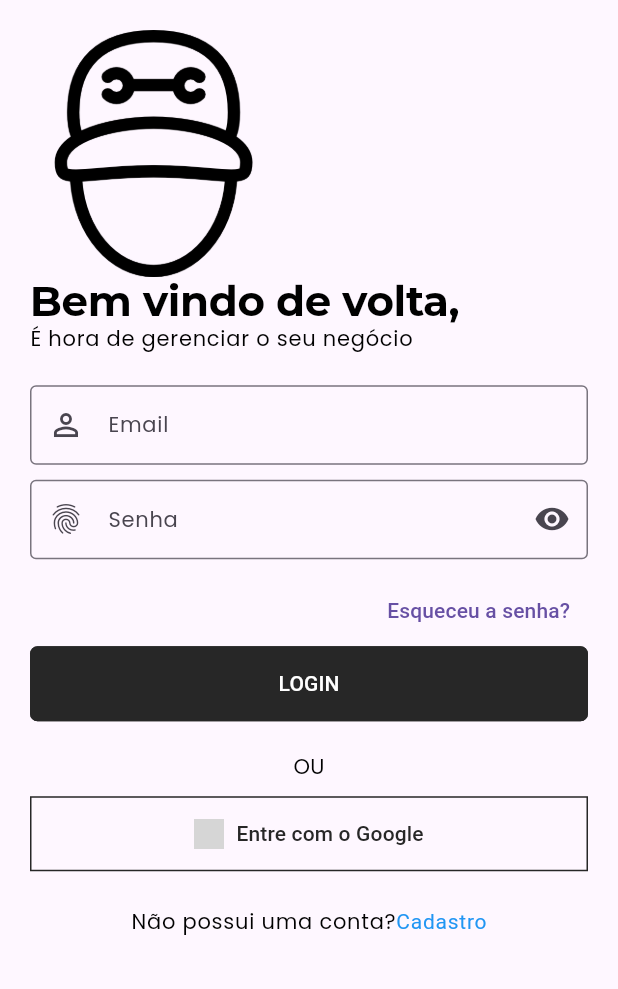
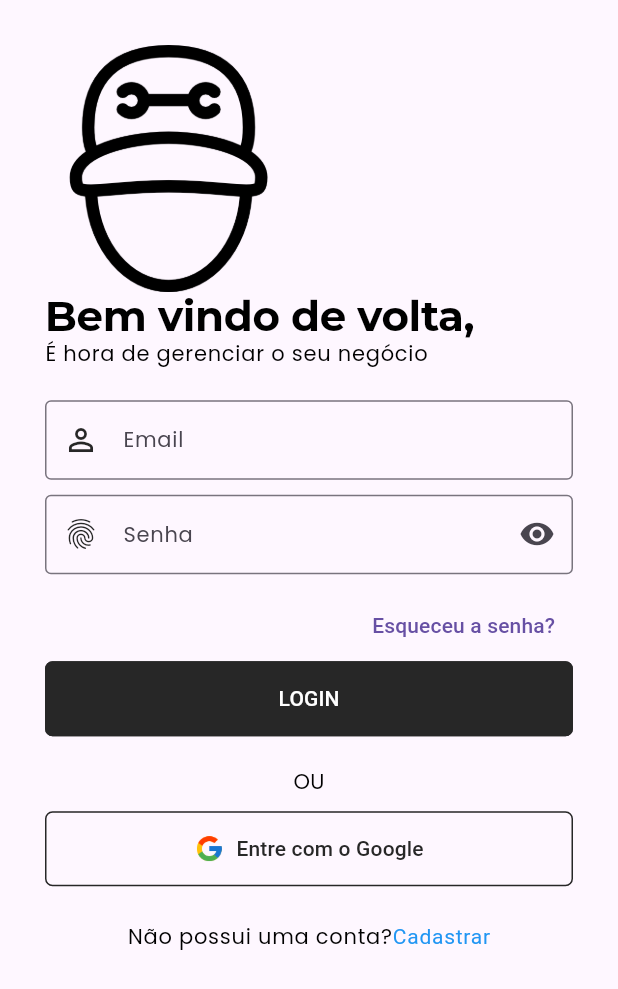
Before and after one commit to BrunoImai/TCC, a Flutter app: the LoginScreen screen opened directly, on a phone screen of 412 x 824 dp. Shown: the top 989 px of the screen. Run offline on Flutter 3.47's test engine with Material 3 defaults, Android fonts, the phone set to English and light mode, and no system bars; our stand-ins replace get, google_fonts; grey boxes are pictures that could not be loaded.

Commit message:
Commit inicial tela de cadastro

```diff
--- a/front/lib/src/commom_widgets/fade_in_animation/animation_design.dart
+++ b/front/lib/src/commom_widgets/fade_in_animation/animation_design.dart
@@ -4,9 +4,6 @@ import 'package:get/get_core/src/get_main.dart';
 import 'package:get/get_state_manager/src/rx_flutter/rx_obx_widget.dart';
 import 'package:tcc_front/src/commom_widgets/fade_in_animation/fade_in_animation_model.dart';
 
-import '../../constants/images_strings.dart';
-import '../../constants/sizes.dart';
-import '../../constants/text_strings.dart';
 import 'fade_in_animation_controller.dart';
 
 class TFadeInAnimation extends StatelessWidget {
--- /dev/null
+++ b/front/lib/src/commom_widgets/form_header_widget.dart
@@ -0,0 +1,37 @@
+import 'package:flutter/material.dart';
+
+class FormHeaderWidget extends StatelessWidget {
+  const FormHeaderWidget({
+    Key? key,
+    this.imageColor,
+    this.heightBetween,
+    required this.image,
+    required this.title,
+    required this.subTitle,
+    this.imageHeight = 0.2,
+    this.textAlign,
+    this.crossAxisAlignment = CrossAxisAlignment.start,
+  }) : super(key: key);
+
+  final Color? imageColor;
+  final double imageHeight;
+  final double? heightBetween;
+  final String image, title, subTitle;
+  final CrossAxisAlignment crossAxisAlignment;
+  final TextAlign? textAlign;
+
+  @override
+  Widget build(BuildContext context) {
+    final size = MediaQuery.of(context).size;
+
+    return Column(
+      crossAxisAlignment: crossAxisAlignment,
+      children: [
+        Image(image: AssetImage(image), color: imageColor, height: size.height * imageHeight),
+        SizedBox(height: heightBetween),
+        Text(title, style: Theme.of(context).textTheme.headline1),
+        Text(subTitle, textAlign: textAlign, style: Theme.of(context).textTheme.bodyText1),
+      ],
+    );
+  }
+}
--- a/front/lib/src/constants/images_strings.dart
+++ b/front/lib/src/constants/images_strings.dart
@@ -3,4 +3,4 @@ const String tSplashImage = "assets/images/pngwingcom.png";
 
 const String tWelcomeImage = "assets/images/pngwingcom.png";
 
-const String tGoogleLogoImage = "assets/images/google-logo.png";
+const String tGoogleLogoImage = "assets/images/logo/googlelogo.png";
--- a/front/lib/src/constants/sizes.dart
+++ b/front/lib/src/constants/sizes.dart
@@ -1,4 +1,4 @@
-const tDefaultSize = 20.0;
-const tSplashContainerSize = 20.0;
+const tDefaultSize = 30.0;
+const tSplashContainerSize = 30.0;
 const tButtomHeight = 15.0;
 const tFormHeight = 30.0;
--- a/front/lib/src/constants/text_strings.dart
+++ b/front/lib/src/constants/text_strings.dart
@@ -1,8 +1,13 @@
 //Generic Text
 const String tLogin = "Login";
-const String tSignUp = "Cadastro";
+const String tSignUp = "Cadastrar";
 const String tPassword = "Senha";
+const String tForgetPassword = "Esqueceu a senha?";
 const String tEmail = "Email";
+const String tSignInWithGoogle = "Entre com o Google";
+const String tFullName = "Nome completo";
+const String tPhoneNo = "Celular";
+
 
 //Splash Screen
 const String tAppName = "A.G.E";
@@ -16,7 +21,11 @@ const String tWelcomeSubTitle = "Gerenciando seu negócio";
 const String tLoginTitle = "Bem vindo de volta,";
 const String tLoginSubTitle = "É hora de gerenciar o seu negócio";
 const String tRememberMe = "Lembra de mim?";
+const String tDontHaveAnAccount = "Não possui uma conta?";
+
+
+
+//SignUp Screen
+const String tSignUpTitle = "Hora de se tornar A.G.E";
+const String tSignUpSubTitle = "Crie seu perfil e comece essa jornada com A.G.Ente...";
 const String tAlreadyHaveAnAccount = "Já possui uma conta?";
-const String tDontHaveAnAccount = "Não possui uma conta?";
-const String tForgetPassword = "Esqueceu a senha?";
-const String tSignInWithGoogle = "Entre com o Google";
--- a/front/lib/src/features/authentication/screens/login/login_form_widget.dart
+++ b/front/lib/src/features/authentication/screens/login/login_form_widget.dart
@@ -20,7 +20,8 @@ class LoginForm extends StatelessWidget {
                   prefixIcon: Icon(Icons.person_outline_outlined),
                   labelText: tEmail,
                   hintText: tEmail,
-                  border: OutlineInputBorder()),
+                  border: OutlineInputBorder()
+              ),
             ),
             const SizedBox(height: tFormHeight - 20),
             TextFormField(
--- a/front/lib/src/features/authentication/screens/login/login_header_widget.dart
+++ b/front/lib/src/features/authentication/screens/login/login_header_widget.dart
@@ -1,5 +1,6 @@
 import 'package:flutter/material.dart';
 
+import '../../../../commom_widgets/form_header_widget.dart';
 import '../../../../constants/images_strings.dart';
 import '../../../../constants/text_strings.dart';
 
@@ -13,14 +14,15 @@ class LoginHeaderWidget extends StatelessWidget {
   Widget build(BuildContext context) {
     final size = MediaQuery.of(context).size;
 
-    return Column(
+    return const Column(
       crossAxisAlignment: CrossAxisAlignment.start,
       children: [
-        Image(
-            image: const AssetImage(tWelcomeImage),
-            height: size.height * 0.2),
-        Text(tLoginTitle, style: Theme.of(context).textTheme.headline1),
-        Text(tLoginSubTitle, style: Theme.of(context).textTheme.bodyText1),
+        FormHeaderWidget(
+          image: tWelcomeImage,
+          title: tLoginTitle,
+          subTitle: tLoginSubTitle,
+          imageHeight: 0.2,
+        ),
       ],
     );
   }
--- a/front/lib/src/features/authentication/screens/welcome/welcome_screen.dart
+++ b/front/lib/src/features/authentication/screens/welcome/welcome_screen.dart
@@ -10,6 +10,7 @@ import 'package:tcc_front/src/constants/images_strings.dart';
 import 'package:tcc_front/src/constants/sizes.dart';
 import 'package:tcc_front/src/constants/text_strings.dart';
 import 'package:tcc_front/src/features/authentication/screens/login/login_screen.dart';
+import 'package:tcc_front/src/features/authentication/screens/signup/signup_screen.dart';
 
 
 class WelcomeScreen extends StatelessWidget{
@@ -72,7 +73,7 @@ class WelcomeScreen extends StatelessWidget{
                       ),
                       Expanded(
                           child: ElevatedButton(
-                              onPressed: (){},
+                              onPressed: ()=> Get.to(() => const SignUpScreen()),
                               child: Text(tSignUp.toUpperCase())
                           )
                       ),
--- a/front/lib/src/utils/theme/outlined_button_theme.dart
+++ b/front/lib/src/utils/theme/outlined_button_theme.dart
@@ -8,19 +8,19 @@ class TOutlinedButtonTheme {
 
   static final lightOutlinedButtonTheme = OutlinedButtonThemeData(
     style: OutlinedButton.styleFrom(
-      shape: RoundedRectangleBorder(),
       foregroundColor: tSecondaryColor,
-      side: BorderSide(color: tSecondaryColor),
-      padding: EdgeInsets.symmetric(vertical: tButtomHeight),
+      side: const BorderSide(color: tSecondaryColor),
+      padding: const EdgeInsets.symmetric(vertical: tButtomHeight),
+      shape: RoundedRectangleBorder(borderRadius: BorderRadius.circular(5.0)),
     ),
   );
 
   static final darkOutlinedButtonTheme = OutlinedButtonThemeData(
     style: OutlinedButton.styleFrom(
-      shape: RoundedRectangleBorder(),
       foregroundColor: tWhiteColor,
-      side: BorderSide(color: tWhiteColor),
-      padding: EdgeInsets.symmetric(vertical: tButtomHeight),
+      side: const BorderSide(color: tWhiteColor),
+      padding: const EdgeInsets.symmetric(vertical: tButtomHeight),
+      shape: RoundedRectangleBorder(borderRadius: BorderRadius.circular(5.0)),
     ),
   );
 }
--- /dev/null
+++ b/front/lib/src/utils/theme/text_field_dart.dart
@@ -0,0 +1,25 @@
+import 'package:flutter/material.dart';
+
+import '../../constants/colors.dart';
+
+class TTextFormFieldTheme {
+  TTextFormFieldTheme._();
+
+  static InputDecorationTheme lightInputDecorationTheme =
+    const InputDecorationTheme( border: OutlineInputBorder(),
+    prefixIconColor: tSecondaryColor,
+    floatingLabelStyle: TextStyle(color: tSecondaryColor),
+    focusedBorder: OutlineInputBorder(
+      borderSide: BorderSide(width: 2, color: tSecondaryColor),
+      )
+    );
+
+  static InputDecorationTheme darkInputDecorationTheme =
+    const InputDecorationTheme( border: OutlineInputBorder(),
+    prefixIconColor: tPrimaryColor,
+    floatingLabelStyle: TextStyle(color: tPrimaryColor),
+    focusedBorder: OutlineInputBorder(
+      borderSide: BorderSide(width: 2, color: tPrimaryColor),
+      )
+    );
+}
--- a/front/lib/src/utils/theme/theme.dart
+++ b/front/lib/src/utils/theme/theme.dart
@@ -1,6 +1,7 @@
 import 'package:flutter/material.dart';
 import 'package:tcc_front/src/utils/theme/elevated_button_theme.dart';
 import 'package:tcc_front/src/utils/theme/outlined_button_theme.dart';
+import 'package:tcc_front/src/utils/theme/text_field_dart.dart';
 import 'package:tcc_front/src/utils/theme/text_theme.dart';
 
 class TAppTheme {
@@ -12,6 +13,7 @@ class TAppTheme {
       textTheme: TTextTheme.lightTextTheme,
       outlinedButtonTheme: TOutlinedButtonTheme.lightOutlinedButtonTheme,
       elevatedButtonTheme: TElevatedButtonTheme.lightElevatedButtonTheme,
+      inputDecorationTheme: TTextFormFieldTheme.lightInputDecorationTheme,
   );
 
   static ThemeData darkTheme = ThemeData(
@@ -19,5 +21,6 @@ class TAppTheme {
       textTheme: TTextTheme.darkTextTheme,
       outlinedButtonTheme: TOutlinedButtonTheme.darkOutlinedButtonTheme,
       elevatedButtonTheme: TElevatedButtonTheme.darkElevatedButtonTheme,
+      inputDecorationTheme: TTextFormFieldTheme.darkInputDecorationTheme,
   );
 }
--- a/front/pubspec.yaml
+++ b/front/pubspec.yaml
@@ -55,3 +55,4 @@ flutter:
 
   assets:
     - assets/images/pngwingcom.png
+    - assets/images/logo/googlelogo.png
```
Also changed, not shown: front/lib/src/features/authentication/screens/login/login_footer_widget.dart (+5 -2 lines), front/lib/src/features/authentication/screens/signup/signup_footer_widget.dart (added, +43 -0 lines), front/lib/src/features/authentication/screens/signup/signup_form_widget.dart (added, +52 -0 lines), front/lib/src/features/authentication/screens/signup/signup_screen.dart (added, +37 -0 lines), front/assets/images/logo/googlelogo.png (renamed from front/assets/logo/google-logo.png), front/pubspec.lock.
